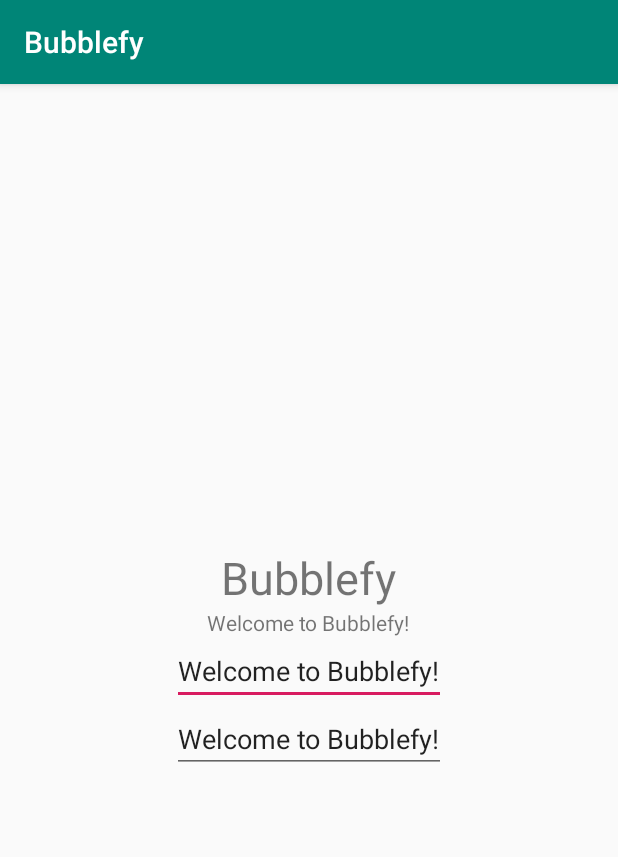
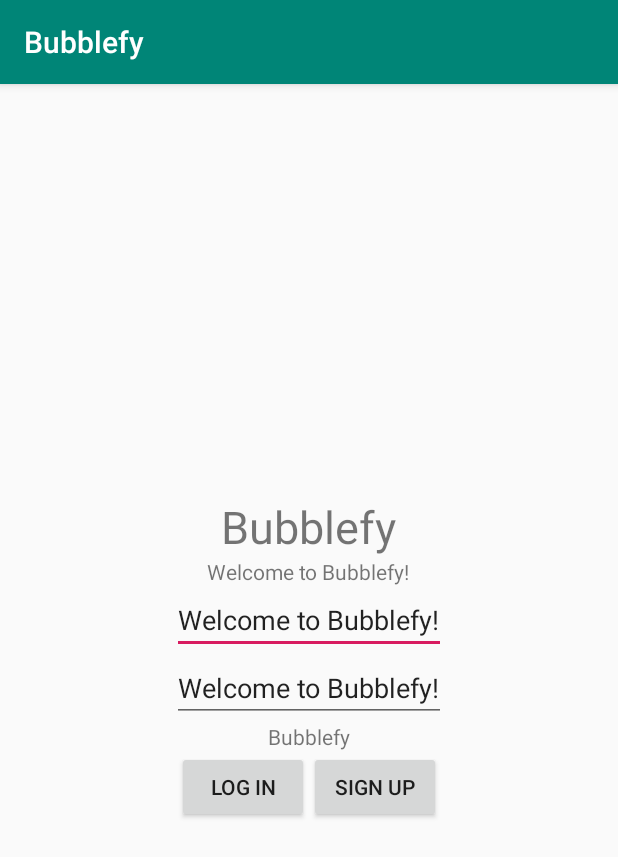
Before and after one commit to ericmaciared/Bubblefy, an Android app: the LoginActivity screen opened directly, with no data from a screen before it, on a phone screen of 412 x 824 dp. Shown: the top 857 px of the screen. Run offline under Robolectric (Android 15) with nearby library versions, the phone set to English and light mode, and no system bars.

Commit message:
update login xml

```diff
--- a/app/src/main/res/layout/activity_login.xml
+++ b/app/src/main/res/layout/activity_login.xml
@@ -6,6 +6,9 @@
     android:gravity="center"
     android:orientation="vertical"
     tools:context=".LoginActivity">
+    <ImageView
+        android:layout_width="wrap_content"
+        android:layout_height="wrap_content"></ImageView>
     <TextView
         android:layout_width="wrap_content"
         android:layout_height="wrap_content"
@@ -25,6 +28,23 @@
         android:layout_width="wrap_content"
         android:layout_height="wrap_content"
         android:text="@string/subtitle"></EditText>
+    <TextView
+        android:layout_width="wrap_content"
+        android:layout_height="wrap_content"
+        android:text="@string/app_name"></TextView>
+    <LinearLayout
+        android:layout_width="wrap_content"
+        android:layout_height="wrap_content">
+        <Button
+            android:layout_width="wrap_content"
+            android:layout_height="wrap_content"
+            android:text="Log In"></Button>
+        <Button
+            android:layout_width="wrap_content"
+            android:layout_height="wrap_content"
+            android:text="Sign Up"></Button>
+
+    </LinearLayout>
 
 
 
```
